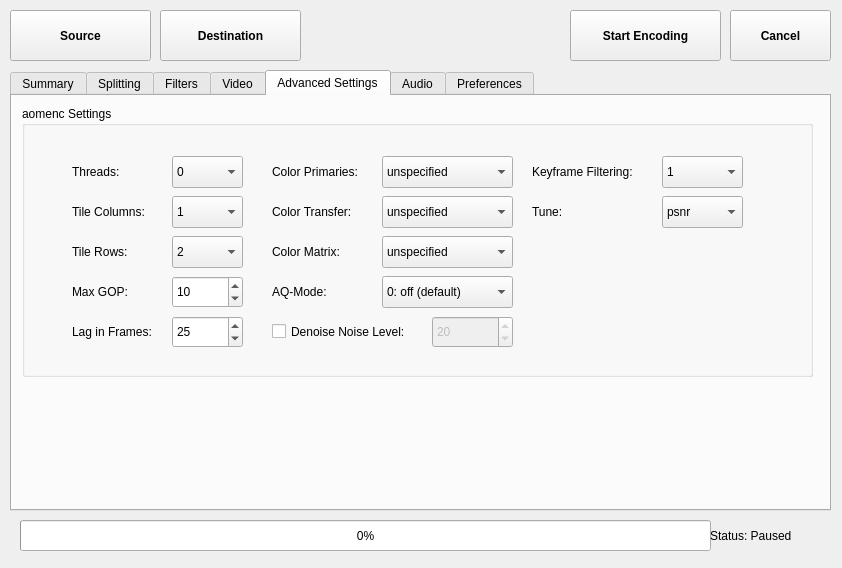
Before: the Qt Designer form NotEnoughAV1Encodes-Qt/form.ui in Alkl58/NotEnoughAV1Encodes-Qt, drawn with Qt 5.
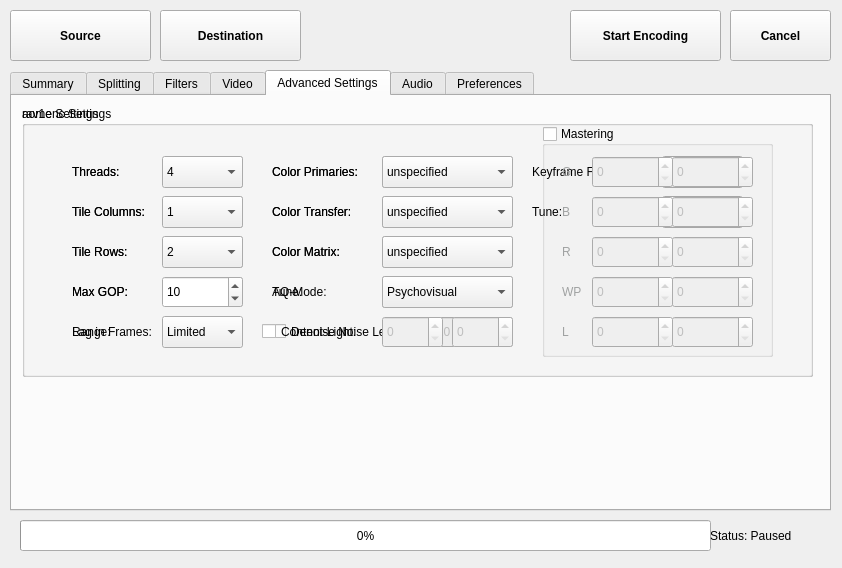
After: the same form once the commit is applied. The open tabs and pages were chosen to show the change. Icons and pictures are not drawn.

Commit message: Advanced rav1e settings

What changed in the file:
```diff
--- a/NotEnoughAV1Encodes-Qt/form.ui
+++ b/NotEnoughAV1Encodes-Qt/form.ui
@@ -1214,7 +1214,7 @@
     <attribute name="title">
      <string>Advanced Settings</string>
     </attribute>
-    <widget class="QGroupBox" name="groupBox_4">
+    <widget class="QGroupBox" name="groupBoxAom">
      <property name="geometry">
       <rect>
        <x>10</x>
@@ -1249,7 +1249,7 @@
        </rect>
       </property>
       <property name="currentIndex">
-       <number>0</number>
+       <number>4</number>
       </property>
       <item>
        <property name="text">
@@ -1917,6 +1917,1028 @@
       </property>
      </widget>
     </widget>
+    <widget class="QGroupBox" name="groupBoxRav1e">
+     <property name="geometry">
+      <rect>
+       <x>10</x>
+       <y>10</y>
+       <width>791</width>
+       <height>271</height>
+      </rect>
+     </property>
+     <property name="title">
+      <string>rav1e Settings</string>
+     </property>
+     <widget class="QLabel" name="labelRav1eThreads">
+      <property name="geometry">
+       <rect>
+        <x>50</x>
+        <y>50</y>
+        <width>81</width>
+        <height>31</height>
+       </rect>
+      </property>
+      <property name="text">
+       <string>Threads:</string>
+      </property>
+     </widget>
+     <widget class="QComboBox" name="comboBoxRav1eThreads">
+      <property name="geometry">
+       <rect>
+        <x>140</x>
+        <y>50</y>
+        <width>81</width>
+        <height>32</height>
+       </rect>
+      </property>
+      <property name="currentIndex">
+       <number>4</number>
+      </property>
+      <item>
+       <property name="text">
+        <string>0</string>
+       </property>
+      </item>
+      <item>
+       <property name="text">
+        <string>1</string>
+       </property>
+      </item>
+      <item>
+       <property name="text">
+        <string>2</string>
+       </property>
+      </item>
+      <item>
+       <property name="text">
+        <string>3</string>
+       </property>
+      </item>
+      <item>
+       <property name="text">
+        <string>4</string>
+       </property>
+      </item>
+      <item>
+       <property name="text">
+        <string>5</string>
+       </property>
+      </item>
+      <item>
+       <property name="text">
+        <string>6</string>
+       </property>
+      </item>
+      <item>
+       <property name="text">
+        <string>7</string>
+       </property>
+      </item>
+      <item>
+       <property name="text">
+        <string>8</string>
+       </property>
+      </item>
+     </widget>
+     <widget class="QLabel" name="labelRav1eRows">
+      <property name="geometry">
+       <rect>
+        <x>50</x>
+        <y>130</y>
+        <width>91</width>
+        <height>31</height>
+       </rect>
+      </property>
+      <property name="text">
+       <string>Tile Rows:</string>
+      </property>
+     </widget>
+     <widget class="QComboBox" name="comboBoxRav1eTileRows">
+      <property name="geometry">
+       <rect>
+        <x>140</x>
+        <y>130</y>
+        <width>81</width>
+        <height>32</height>
+       </rect>
+      </property>
+      <property name="currentIndex">
+       <number>2</number>
+      </property>
+      <item>
+       <property name="text">
+        <string>0</string>
+       </property>
+      </item>
+      <item>
+       <property name="text">
+        <string>1</string>
+       </property>
+      </item>
+      <item>
+       <property name="text">
+        <string>2</string>
+       </property>
+      </item>
+      <item>
+       <property name="text">
+        <string>3</string>
+       </property>
+      </item>
+      <item>
+       <property name="text">
+        <string>4</string>
+       </property>
+      </item>
+      <item>
+       <property name="text">
+        <string>5</string>
+       </property>
+      </item>
+      <item>
+       <property name="text">
+        <string>6</string>
+       </property>
+      </item>
+     </widget>
+     <widget class="QLabel" name="labelRav1eCols">
+      <property name="geometry">
+       <rect>
+        <x>50</x>
+        <y>90</y>
+        <width>91</width>
+        <height>31</height>
+       </rect>
+      </property>
+      <property name="text">
+       <string>Tile Columns:</string>
+      </property>
+     </widget>
+     <widget class="QComboBox" name="comboBoxRav1eTileCols">
+      <property name="geometry">
+       <rect>
+        <x>140</x>
+        <y>90</y>
+        <width>81</width>
+        <height>32</height>
+       </rect>
+      </property>
+      <property name="currentIndex">
+       <number>1</number>
+      </property>
+      <item>
+       <property name="text">
+        <string>0</string>
+       </property>
+      </item>
+      <item>
+       <property name="text">
+        <string>1</string>
+       </property>
+      </item>
+      <item>
+       <property name="text">
+        <string>2</string>
+       </property>
+      </item>
+      <item>
+       <property name="text">
+        <string>3</string>
+       </property>
+      </item>
+      <item>
+       <property name="text">
+        <string>4</string>
+       </property>
+      </item>
+      <item>
+       <property name="text">
+        <string>5</string>
+       </property>
+      </item>
+      <item>
+       <property name="text">
+        <string>6</string>
+       </property>
+      </item>
+     </widget>
+     <widget class="QSpinBox" name="spinBoxRav1eGOP">
+      <property name="geometry">
+       <rect>
+        <x>140</x>
+        <y>170</y>
+        <width>81</width>
+        <height>32</height>
+       </rect>
+      </property>
+      <property name="minimum">
+       <number>0</number>
+      </property>
+      <property name="maximum">
+       <number>1000</number>
+      </property>
+      <property name="value">
+       <number>10</number>
+      </property>
+     </widget>
+     <widget class="QLabel" name="labelRav1eGOP">
+      <property name="geometry">
+       <rect>
+        <x>50</x>
+        <y>170</y>
+        <width>91</width>
+        <height>31</height>
+       </rect>
+      </property>
+      <property name="text">
+       <string>Max GOP:</string>
+      </property>
+     </widget>
+     <widget class="QComboBox" name="comboBoxRav1eColorMatrix">
+      <property name="geometry">
+       <rect>
+        <x>360</x>
+        <y>130</y>
+        <width>131</width>
+        <height>32</height>
+       </rect>
+      </property>
+      <item>
+       <property name="text">
+        <string>unspecified</string>
+       </property>
+      </item>
+      <item>
+       <property name="text">
+        <string>BT470BG</string>
+       </property>
+      </item>
+      <item>
+       <property name="text">
+        <string>BT601</string>
+       </property>
+      </item>
+      <item>
+       <property name="text">
+        <string>BT709</string>
+       </property>
+      </item>
+      <item>
+       <property name="text">
+        <string>BT2020CL</string>
+       </property>
+      </item>
+      <item>
+       <property name="text">
+        <string>BT2020NCL</string>
+       </property>
+      </item>
+      <item>
+       <property name="text">
+        <string>SMPTE240</string>
+       </property>
+      </item>
+      <item>
+       <property name="text">
+        <string>SMPTE2085</string>
+       </property>
+      </item>
+      <item>
+       <property name="text">
+        <string>ChromatCL</string>
+       </property>
+      </item>
+      <item>
+       <property name="text">
+        <string>ChromatNCL</string>
+       </property>
+      </item>
+      <item>
+       <property name="text">
+        <string>YCgCo</string>
+       </property>
+      </item>
+      <item>
+       <property name="text">
+        <string>ICtCp</string>
+       </property>
+      </item>
+      <item>
+       <property name="text">
+        <string>FCC</string>
+       </property>
+      </item>
+      <item>
+       <property name="text">
+        <string>Identity</string>
+       </property>
+      </item>
+     </widget>
+     <widget class="QComboBox" name="comboBoxRav1eColorPrimaries">
+      <property name="geometry">
+       <rect>
+        <x>360</x>
+        <y>50</y>
+        <width>131</width>
+        <height>32</height>
+       </rect>
+      </property>
+      <item>
+       <property name="text">
+        <string>unspecified</string>
+       </property>
+      </item>
+      <item>
+       <property name="text">
+        <string>BT470M</string>
+       </property>
+      </item>
+      <item>
+       <property name="text">
+        <string>BT470BG</string>
+       </property>
+      </item>
+      <item>
+       <property name="text">
+        <string>BT601</string>
+       </property>
+      </item>
+      <item>
+       <property name="text">
+        <string>BT709</string>
+       </property>
+      </item>
+      <item>
+       <property name="text">
+        <string>BT2020</string>
+       </property>
+      </item>
+      <item>
+       <property name="text">
+        <string>SMPTE240</string>
+       </property>
+      </item>
+      <item>
+       <property name="text">
+        <string>SMPTE431</string>
+       </property>
+      </item>
+      <item>
+       <property name="text">
+        <string>SMPTE432</string>
+       </property>
+      </item>
+      <item>
+       <property name="text">
+        <string>EBU3213</string>
+       </property>
+      </item>
+      <item>
+       <property name="text">
+        <string>GenericFilm</string>
+       </property>
+      </item>
+     </widget>
+     <widget class="QLabel" name="labelRav1eMatrix">
+      <property name="geometry">
+       <rect>
+        <x>250</x>
+        <y>130</y>
+        <width>111</width>
+        <height>31</height>
+       </rect>
+      </property>
+      <property name="text">
+       <string>Color Matrix:</string>
+      </property>
+     </widget>
+     <widget class="QLabel" name="labelRav1ePrimaries">
+      <property name="geometry">
+       <rect>
+        <x>250</x>
+        <y>50</y>
+        <width>111</width>
+        <height>31</height>
+       </rect>
+      </property>
+      <property name="text">
+       <string>Color Primaries:</string>
+      </property>
+     </widget>
+     <widget class="QLabel" name="labelRav1eTransfer">
+      <property name="geometry">
+       <rect>
+        <x>250</x>
+        <y>90</y>
+        <width>111</width>
+        <height>31</height>
+       </rect>
+      </property>
+      <property name="text">
+       <string>Color Transfer:</string>
+      </property>
+     </widget>
+     <widget class="QComboBox" name="comboBoxRav1eColorTransfer">
+      <property name="geometry">
+       <rect>
+        <x>360</x>
+        <y>90</y>
+        <width>131</width>
+        <height>32</height>
+       </rect>
+      </property>
+      <item>
+       <property name="text">
+        <string>unspecified</string>
+       </property>
+      </item>
+      <item>
+       <property name="text">
+        <string>BT470M</string>
+       </property>
+      </item>
+      <item>
+       <property name="text">
+        <string>BT470BG</string>
+       </property>
+      </item>
+      <item>
+       <property name="text">
+        <string>BT601</string>
+       </property>
+      </item>
+      <item>
+       <property name="text">
+        <string>BT709</string>
+       </property>
+      </item>
+      <item>
+       <property name="text">
+        <string>BT1361</string>
+       </property>
+      </item>
+      <item>
+       <property name="text">
+        <string>BT2020_10Bit</string>
+       </property>
+      </item>
+      <item>
+       <property name="text">
+        <string>BT2020_12Bit</string>
+       </property>
+      </item>
+      <item>
+       <property name="text">
+        <string>SMPTE240</string>
+       </property>
+      </item>
+      <item>
+       <property name="text">
+        <string>SMPTE428</string>
+       </property>
+      </item>
+      <item>
+       <property name="text">
+        <string>SMPTE2084</string>
+       </property>
+      </item>
+      <item>
+       <property name="text">
+        <string>Linear</string>
+       </property>
+      </item>
+      <item>
+       <property name="text">
+        <string>Log100</string>
+       </property>
+      </item>
+      <item>
+       <property name="text">
+        <string>Log100Sqrt10</string>
+       </property>
+      </item>
+      <item>
+       <property name="text">
+        <string>HLG</string>
+       </property>
+      </item>
+      <item>
+       <property name="text">
+        <string>IEC61966</string>
+       </property>
+      </item>
+     </widget>
+     <widget class="QLabel" name="labelRav1eTune">
+      <property name="geometry">
+       <rect>
+        <x>250</x>
+        <y>170</y>
+        <width>111</width>
+        <height>31</height>
+       </rect>
+      </property>
+      <property name="text">
+       <string>Tune:</string>
+      </property>
+     </widget>
+     <widget class="QComboBox" name="comboBoxRav1eTune">
+      <property name="geometry">
+       <rect>
+        <x>360</x>
+        <y>170</y>
+        <width>131</width>
+        <height>32</height>
+       </rect>
+      </property>
+      <item>
+       <property name="text">
+        <string>Psychovisual</string>
+       </property>
+      </item>
+      <item>
+       <property name="text">
+        <string>Psnr</string>
+       </property>
+      </item>
+     </widget>
+     <widget class="QLabel" name="labelRav1eRange">
+      <property name="geometry">
+       <rect>
+        <x>50</x>
+        <y>210</y>
+        <width>61</width>
+        <height>31</height>
+       </rect>
+      </property>
+      <property name="text">
+       <string>Range:</string>
+      </property>
+     </widget>
+     <widget class="QComboBox" name="comboBoxRav1eRange">
+      <property name="geometry">
+       <rect>
+        <x>140</x>
+        <y>210</y>
+        <width>81</width>
+        <height>32</height>
+       </rect>
+      </property>
+      <item>
+       <property name="text">
+        <string>Limited</string>
+       </property>
+      </item>
+      <item>
+       <property name="text">
+        <string>Full</string>
+       </property>
+      </item>
+     </widget>
+     <widget class="QCheckBox" name="checkBoxRav1eContentLight">
+      <property name="geometry">
+       <rect>
+        <x>240</x>
+        <y>210</y>
+        <width>121</width>
+        <height>31</height>
+       </rect>
+      </property>
+      <property name="text">
+       <string>Content-Light:</string>
+      </property>
+     </widget>
+     <widget class="QSpinBox" name="spinBoxRav1eCll">
+      <property name="enabled">
+       <bool>false</bool>
+      </property>
+      <property name="geometry">
+       <rect>
+        <x>360</x>
+        <y>210</y>
+        <width>61</width>
+        <height>32</height>
+       </rect>
+      </property>
+      <property name="maximum">
+       <number>20000</number>
+      </property>
+     </widget>
+     <widget class="QSpinBox" name="spinBoxRav1eFall">
+      <property name="enabled">
+       <bool>false</bool>
+      </property>
+      <property name="geometry">
+       <rect>
+        <x>430</x>
+        <y>210</y>
+        <width>61</width>
+        <height>32</height>
+       </rect>
+      </property>
+      <property name="maximum">
+       <number>20000</number>
+      </property>
+     </widget>
+     <widget class="QGroupBox" name="groupBox_4">
+      <property name="geometry">
+       <rect>
+        <x>520</x>
+        <y>20</y>
+        <width>231</width>
+        <height>231</height>
+       </rect>
+      </property>
+      <property name="title">
+       <string>Mastering</string>
+      </property>
+      <property name="checkable">
+       <bool>true</bool>
+      </property>
+      <property name="checked">
+       <bool>false</bool>
+      </property>
+      <widget class="QSpinBox" name="spinBoxRav1eMasteringLy">
+       <property name="geometry">
+        <rect>
+         <x>130</x>
+         <y>190</y>
+         <width>81</width>
+         <height>32</height>
+        </rect>
+       </property>
+       <property name="maximum">
+        <number>1000000</number>
+       </property>
+      </widget>
+      <widget class="QSpinBox" name="spinBoxRav1eMasteringRy">
+       <property name="geometry">
+        <rect>
+         <x>130</x>
+         <y>110</y>
+         <width>81</width>
+         <height>32</height>
+        </rect>
+       </property>
+       <property name="maximum">
+        <number>1000000</number>
+       </property>
+      </widget>
+      <widget class="QSpinBox" name="spinBoxRav1eMasteringWPx">
+       <property name="geometry">
+        <rect>
+         <x>50</x>
+         <y>150</y>
+         <width>81</width>
+         <height>32</height>
+        </rect>
+       </property>
+       <property name="maximum">
+        <number>1000000</number>
+       </property>
+      </widget>
+      <widget class="QLabel" name="label_36">
+       <property name="geometry">
+        <rect>
+         <x>20</x>
+         <y>150</y>
+         <width>41</width>
+         <height>31</height>
+        </rect>
+       </property>
+       <property name="palette">
+        <palette>
+         <active>
+          <colorrole role="WindowText">
+           <brush brushstyle="SolidPattern">
+            <color alpha="255">
+             <red>0</red>
+             <green>0</green>
+             <blue>0</blue>
+            </color>
+           </brush>
+          </colorrole>
+         </active>
+         <inactive>
+          <colorrole role="WindowText">
+           <brush brushstyle="SolidPattern">
+            <color alpha="255">
+             <red>0</red>
+             <green>0</green>
+             <blue>0</blue>
+            </color>
+           </brush>
+          </colorrole>
+         </inactive>
+         <disabled>
+          <colorrole role="WindowText">
+           <brush brushstyle="SolidPattern">
+            <color alpha="255">
+             <red>160</red>
+             <green>162</green>
+             <blue>162</blue>
+            </color>
+           </brush>
+          </colorrole>
+         </disabled>
+        </palette>
+       </property>
+       <property name="text">
+        <string>WP</string>
+       </property>
+      </widget>
+      <widget class="QLabel" name="label_33">
+       <property name="geometry">
+        <rect>
+         <x>20</x>
+         <y>30</y>
+         <width>41</width>
+         <height>31</height>
+        </rect>
+       </property>
+       <property name="palette">
+        <palette>
+         <active>
+          <colorrole role="WindowText">
+           <brush brushstyle="SolidPattern">
+            <color alpha="255">
+             <red>21</red>
+             <green>149</green>
+             <blue>30</blue>
+            </color>
+           </brush>
+          </colorrole>
+         </active>
+         <inactive>
+          <colorrole role="WindowText">
+           <brush brushstyle="SolidPattern">
+            <color alpha="255">
+             <red>21</red>
+             <green>149</green>
+             <blue>30</blue>
+            </color>
+           </brush>
+          </colorrole>
+         </inactive>
+         <disabled>
+          <colorrole role="WindowText">
+           <brush brushstyle="SolidPattern">
+            <color alpha="255">
+             <red>160</red>
+             <green>162</green>
+             <blue>162</blue>
+            </color>
+           </brush>
+          </colorrole>
+         </disabled>
+        </palette>
+       </property>
+       <property name="text">
+        <string>G</string>
+       </property>
+      </widget>
+      <widget class="QSpinBox" name="spinBoxRav1eMasteringWPy">
+       <property name="geometry">
+        <rect>
+         <x>130</x>
+         <y>150</y>
+         <width>81</width>
+         <height>32</height>
+        </rect>
+       </property>
+       <property name="maximum">
+        <number>1000000</number>
+       </property>
+      </widget>
+      <widget class="QLabel" name="label_37">
+       <property name="geometry">
+        <rect>
+         <x>20</x>
+         <y>190</y>
+         <width>41</width>
+         <height>31</height>
+        </rect>
+       </property>
+       <property name="palette">
+        <palette>
+         <active>
+          <colorrole role="WindowText">
+           <brush brushstyle="SolidPattern">
+            <color alpha="255">
+             <red>0</red>
+             <green>0</green>
+             <blue>0</blue>
+            </color>
+           </brush>
+          </colorrole>
+         </active>
+         <inactive>
+          <colorrole role="WindowText">
+           <brush brushstyle="SolidPattern">
+            <color alpha="255">
+             <red>0</red>
+             <green>0</green>
+             <blue>0</blue>
+            </color>
+           </brush>
+          </colorrole>
+         </inactive>
+         <disabled>
+          <colorrole role="WindowText">
+           <brush brushstyle="SolidPattern">
+            <color alpha="255">
+             <red>160</red>
+             <green>162</green>
+             <blue>162</blue>
+            </color>
+           </brush>
+          </colorrole>
+         </disabled>
+        </palette>
+       </property>
+       <property name="text">
+        <string>L</string>
+       </property>
+      </widget>
+      <widget class="QSpinBox" name="spinBoxRav1eMasteringBy">
+       <property name="geometry">
+        <rect>
+         <x>130</x>
+         <y>70</y>
+         <width>81</width>
+         <height>32</height>
+        </rect>
+       </property>
+       <property name="maximum">
+        <number>1000000</number>
+       </property>
+      </widget>
+      <widget class="QSpinBox" name="spinBoxRav1eMasteringRx">
+       <property name="geometry">
+        <rect>
+         <x>50</x>
+         <y>110</y>
+         <width>81</width>
+         <height>32</height>
+        </rect>
+       </property>
+       <property name="maximum">
+        <number>1000000</number>
+       </property>
+      </widget>
+      <widget class="QSpinBox" name="spinBoxRav1eMasteringGx">
+       <property name="geometry">
+        <rect>
+         <x>50</x>
+         <y>30</y>
+         <width>81</width>
+         <height>32</height>
+        </rect>
+       </property>
+       <property name="maximum">
+        <number>1000000</number>
+       </property>
+      </widget>
+      <widget class="QLabel" name="label_34">
+       <property name="geometry">
+        <rect>
+         <x>20</x>
+         <y>70</y>
+         <width>41</width>
+         <height>31</height>
+        </rect>
+       </property>
+       <property name="palette">
+        <palette>
+         <active>
+          <colorrole role="WindowText">
+           <brush brushstyle="SolidPattern">
+            <color alpha="255">
+             <red>31</red>
+             <green>92</green>
+             <blue>189</blue>
+            </color>
+           </brush>
+          </colorrole>
+         </active>
+         <inactive>
+          <colorrole role="WindowText">
+           <brush brushstyle="SolidPattern">
+            <color alpha="255">
+             <red>31</red>
+             <green>92</green>
+             <blue>189</blue>
+            </color>
+           </brush>
+          </colorrole>
+         </inactive>
+         <disabled>
+          <colorrole role="WindowText">
+           <brush brushstyle="SolidPattern">
+            <color alpha="255">
+             <red>160</red>
+             <green>162</green>
+             <blue>162</blue>
+            </color>
+           </brush>
+          </colorrole>
+         </disabled>
+        </palette>
+       </property>
+       <property name="text">
+        <string>B</string>
+       </property>
+      </widget>
+      <widget class="QSpinBox" name="spinBoxRav1eMasteringGy">
+       <property name="geometry">
+        <rect>
+         <x>130</x>
+         <y>30</y>
+         <width>81</width>
+         <height>32</height>
+        </rect>
+       </property>
+       <property name="maximum">
+        <number>1000000</number>
+       </property>
+      </widget>
+      <widget class="QSpinBox" name="spinBoxRav1eMasteringLx">
+       <property name="geometry">
+        <rect>
+         <x>50</x>
+         <y>190</y>
+         <width>81</width>
+         <height>32</height>
+        </rect>
+       </property>
+       <property name="maximum">
+        <number>1000000</number>
+       </property>
+      </widget>
+      <widget class="QSpinBox" name="spinBoxRav1eMasteringBx">
+       <property name="geometry">
+        <rect>
+         <x>50</x>
+         <y>70</y>
+         <width>81</width>
+         <height>32</height>
+        </rect>
+       </property>
+       <property name="maximum">
+        <number>1000000</number>
+       </property>
+      </widget>
+      <widget class="QLabel" name="label_35">
+       <property name="geometry">
+        <rect>
+         <x>20</x>
+         <y>110</y>
+         <width>41</width>
+         <height>31</height>
+        </rect>
+       </property>
+       <property name="palette">
+        <palette>
+         <active>
+          <colorrole role="WindowText">
+           <brush brushstyle="SolidPattern">
+            <color alpha="255">
+             <red>189</red>
+             <green>18</green>
+             <blue>21</blue>
+            </color>
+           </brush>
+          </colorrole>
+         </active>
+         <inactive>
+          <colorrole role="WindowText">
+           <brush brushstyle="SolidPattern">
+            <color alpha="255">
+             <red>189</red>
+             <green>18</green>
+             <blue>21</blue>
+            </color>
+           </brush>
+          </colorrole>
+         </inactive>
+         <disabled>
+          <colorrole role="WindowText">
+           <brush brushstyle="SolidPattern">
+            <color alpha="255">
+             <red>160</red>
+             <green>162</green>
+             <blue>162</blue>
+            </color>
+           </brush>
+          </colorrole>
+         </disabled>
+        </palette>
+       </property>
+       <property name="text">
+        <string>R</string>
+       </property>
+      </widget>
+     </widget>
+    </widget>
    </widget>
    <widget class="QWidget" name="tab_5">
     <attribute name="title">
```
Left out of the diff: 3 changed lines with no effect on the pictures. The commit also changes 2 other files.
